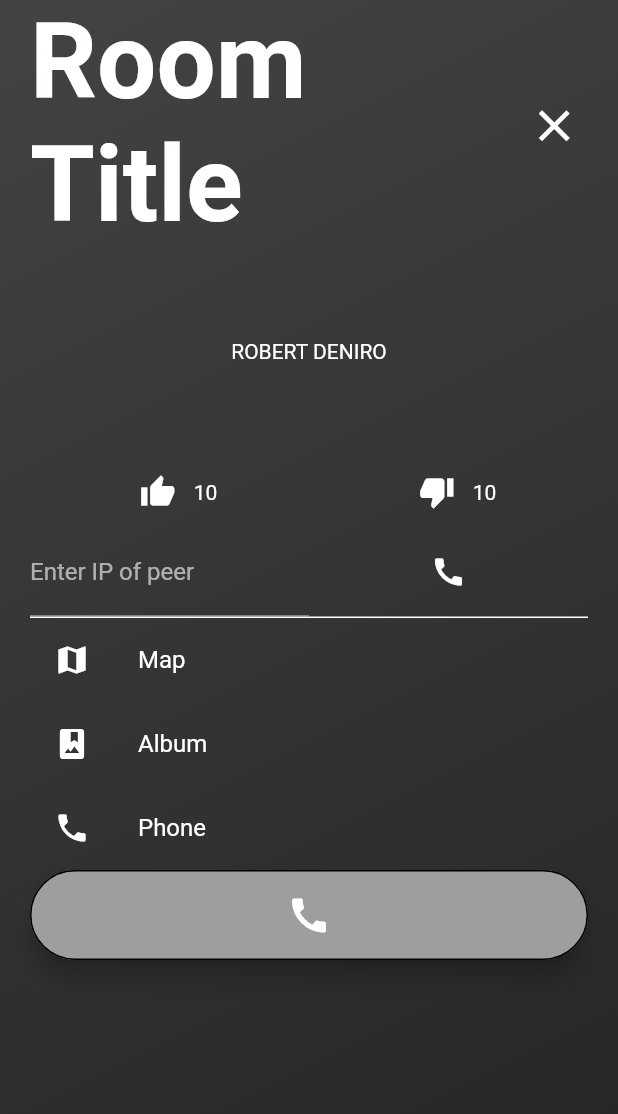
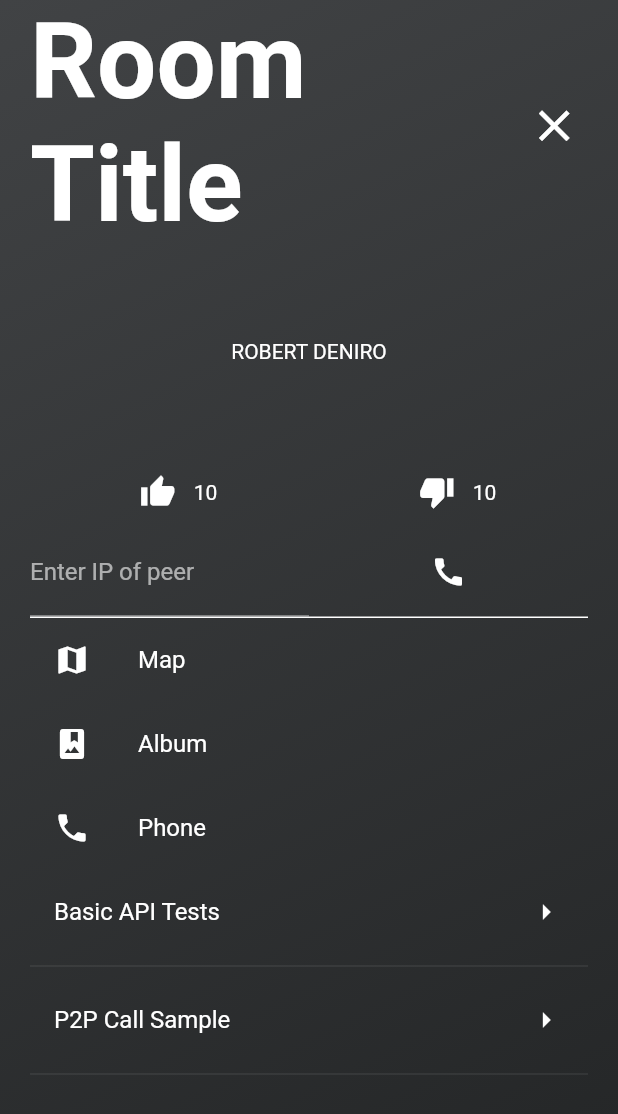
Before and after one commit to Emrin/CrowdEffect, a Flutter app: the ChatRoomPage screen opened directly with empty values, on a phone screen of 412 x 824 dp. Shown: the top 1114 px of the screen. Run offline on Flutter 3.47's test engine with Material 2 defaults, Android fonts, the phone set to English and light mode, and no system bars; drawn by our look-alikes of auto_size_text; our stand-ins replace cached_network_image, carousel_slider, cloud_firestore, firebase_auth, firebase_storage, google_sign_in and 3 more; missing offline and left inert: flutter_webrtc; accounts and stored records are empty; Roboto replaces fonts that are missing (Montserrat).

```diff
--- a/lib/room.dart
+++ b/lib/room.dart
@@ -1,21 +1,83 @@
 import 'package:flutter/material.dart';
 import 'package:auto_size_text/auto_size_text.dart';
-import 'chat.dart';
+
+import 'package:flutter/material.dart';
+import 'package:shared_preferences/shared_preferences.dart';
+import 'dart:core';
+import 'web_rtc/basic_sample/basic_sample.dart';
+import 'web_rtc/call_sample/call_sample.dart';
+import 'web_rtc/route_item.dart';
 
 
 class ChatRoomPage extends StatefulWidget {
   final String roomId;
 
+  List<RouteItem> items;
+  String _serverAddress = '';
+  SharedPreferences prefs;
+
   ChatRoomPage({Key key, @required this.roomId}) : super(key: key);
 
   @override
   ChatRoomPageState createState() => new ChatRoomPageState(roomId: roomId);
-  // _ChatRoomPageState createState() => new _ChatRoomPageState();
+
 }
 
 class ChatRoomPageState extends State<ChatRoomPage> {
   final String roomId;
   ChatRoomPageState({Key key, @required this.roomId});
+
+  List<RouteItem> items;
+  String _serverAddress = '';
+  SharedPreferences prefs;
+
+  @override
+  initState() {
+    super.initState();
+    _initData();
+    _initItems();
+  }
+  _initData() async {
+    prefs = await SharedPreferences.getInstance();
+    setState(() {
+      _serverAddress = prefs.getString('server') ?? 'demo.cloudwebrtc.com';
+    });
+  }
+  _initItems() {
+    items = <RouteItem>[
+      RouteItem(
+          title: 'Basic API Tests',
+          subtitle: 'Basic API Tests.',
+          push: (BuildContext context) {
+            Navigator.push(
+                context,
+                new MaterialPageRoute(
+                    builder: (BuildContext context) => new BasicSample()));
+          }),
+      RouteItem(
+          title: 'P2P Call Sample',
+          subtitle: 'P2P Call Sample.',
+          push: (BuildContext context) {
+            _serverAddress = '192.168.1.4';
+            prefs.setString('server', _serverAddress);
+            Navigator.push(
+                context,
+                MaterialPageRoute(
+                    builder: (BuildContext context) =>
+                        CallSample(ip: _serverAddress)));
+          }),
+    ];
+  }
+  _buildRow(context, item) {
+    return ListBody(children: <Widget>[
+      ListTile(
+        title: Text(item.title),
+        onTap: () => item.push(context),
+        trailing: Icon(Icons.arrow_right),
+      ),
+      Divider()
+    ]);
+  }
 
   @override
   Widget build(BuildContext context) {
@@ -142,7 +204,13 @@ class ChatRoomPageState extends State<ChatRoomPage> {
                           leading: Icon(Icons.phone),
                           title: Text('Phone'),
                         ),
-                        StartButtonWidget(),
+                        ListView.builder(
+                            shrinkWrap: true,
+                            padding: const EdgeInsets.all(0.0),
+                            itemCount: items.length,
+                            itemBuilder: (context, i) {
+                              return _buildRow(context, items[i]);
+                            }),
                       ],
                     ),
                   ),
@@ -154,41 +222,3 @@ class ChatRoomPageState extends State<ChatRoomPage> {
     );
   }
 }
-
-
-class StartButtonWidget extends StatelessWidget{
-  @override
-  Widget build(BuildContext context) {
-    return
-      Material(
-        borderRadius: BorderRadius.circular(50.0),
-        shadowColor: Colors.black,
-        color: Colors.grey,
-        elevation: 7.0,
-        child: Container(
-          height: 60,
-          width: 60,
-          decoration: BoxDecoration(
-              border: Border.all(
-                  color: Colors.black,
-                  style: BorderStyle.solid,
-                  width: 1.0
-              ),
-              borderRadius: BorderRadius.circular(50.0)),
-          child: InkWell(
-            borderRadius: BorderRadius.circular(50.0),
-            onTap: () {
-              Navigator.push(context, MaterialPageRoute(builder: (context) => RTCScreen()));
-            },
-            child:
-            Center(
-              child: Icon(
-                  Icons.call,
-                  size: 30.0
-              ),
-            ),
-          ),
-        ),
-      );
-  }
-}
```
Also changed, not shown: lib/chat.dart (deleted, +0 -138 lines).
